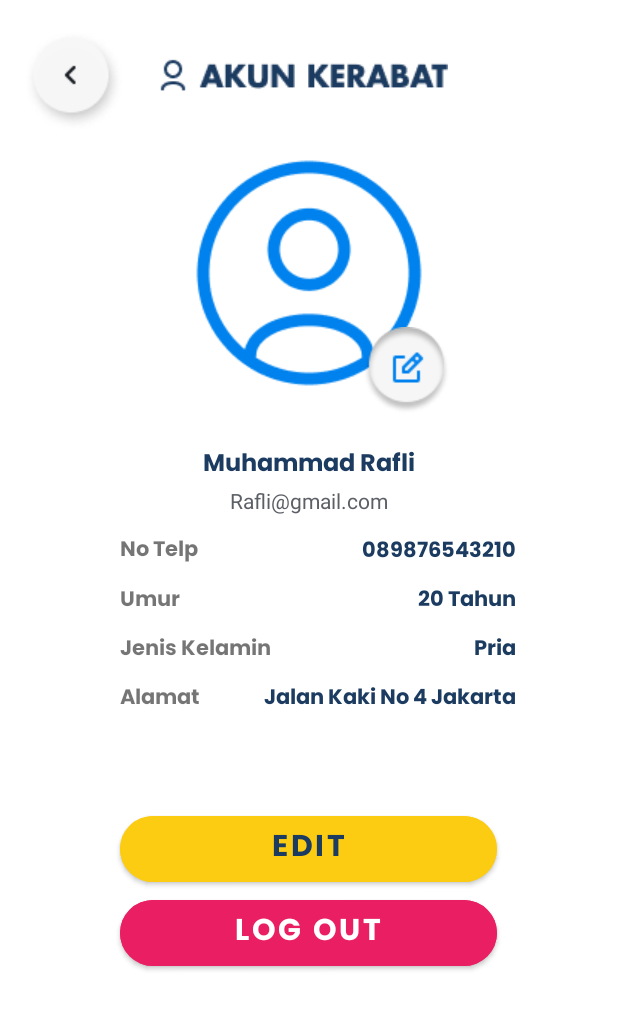
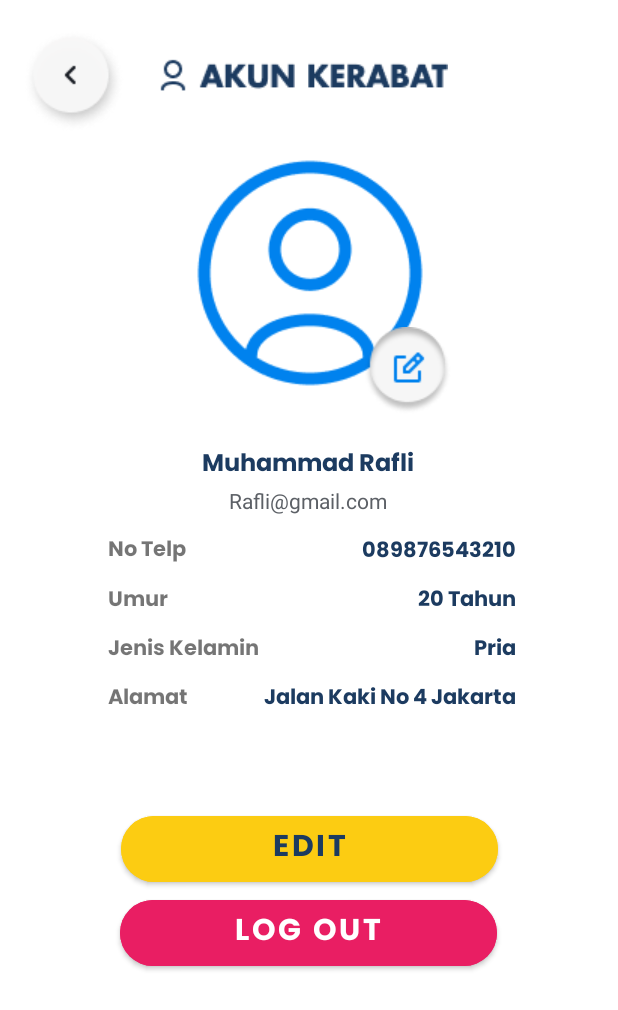
Before and after one commit to MRafliS71/Kelompok-3_Mobile-Application-New-, an Android app: the AccountPageKerabatActivity screen opened directly, with no data from a screen before it, on a phone screen of 412 x 824 dp. Shown: the top 1010 px of the screen. Run offline under Robolectric (Android 15) with nearby library versions, the phone set to English and light mode, and no system bars.

```diff
--- a/KerabatApplication/app/build.gradle
+++ b/KerabatApplication/app/build.gradle
@@ -1,5 +1,7 @@
 plugins {
     id 'com.android.application'
+    id 'com.google.gms.google-services'
+
 }
 
 android {
@@ -28,7 +30,9 @@ android {
 }
 
 dependencies {
-
+    implementation platform('com.google.firebase:firebase-bom:31.1.0')
+    implementation 'com.google.firebase:firebase-messaging'
+    implementation 'com.google.firebase:firebase-analytics'
     implementation 'androidx.appcompat:appcompat:1.5.1'
     implementation 'com.google.android.material:material:1.7.0'
     implementation 'androidx.constraintlayout:constraintlayout:2.1.4'
--- a/KerabatApplication/app/src/main/res/layout/activity_accountpage_kerabat.xml
+++ b/KerabatApplication/app/src/main/res/layout/activity_accountpage_kerabat.xml
@@ -43,6 +43,7 @@
                 android:layout_height="wrap_content"
                 android:src="@drawable/user"
                 app:layout_constraintEnd_toEndOf="parent"
+                app:layout_constraintHorizontal_bias="0.502"
                 app:layout_constraintStart_toStartOf="parent"
                 app:layout_constraintTop_toBottomOf="@id/back_buttonAccount" />
 
@@ -66,9 +67,10 @@
                 android:textSize="16sp"
                 app:layout_constraintBottom_toTopOf="@+id/emailAccount"
                 app:layout_constraintEnd_toEndOf="parent"
-                app:layout_constraintHorizontal_bias="0.5"
+                app:layout_constraintHorizontal_bias="0.498"
                 app:layout_constraintStart_toStartOf="parent"
-                app:layout_constraintTop_toBottomOf="@id/ppAccount" />
+                app:layout_constraintTop_toBottomOf="@id/ppAccount"
+                app:layout_constraintVertical_bias="1.0" />
 
             <TextView
                 android:id="@+id/emailAccount"
@@ -79,14 +81,14 @@
                 android:textColor="#5C6066"
                 app:layout_constraintBottom_toTopOf="@+id/noTlpAccount"
                 app:layout_constraintEnd_toEndOf="parent"
-                app:layout_constraintHorizontal_bias="0.5"
+                app:layout_constraintHorizontal_bias="0.498"
                 app:layout_constraintStart_toStartOf="parent" />
 
             <TextView
                 android:id="@+id/tvNoTelp"
                 android:layout_width="wrap_content"
                 android:layout_height="wrap_content"
-                android:layout_marginStart="80dp"
+                android:layout_marginStart="72dp"
                 android:fontFamily="@font/poppins_bold"
                 android:text="No Telp"
                 app:layout_constraintBottom_toTopOf="@+id/tvUmur"
@@ -98,7 +100,7 @@
                 android:id="@+id/tvUmur"
                 android:layout_width="wrap_content"
                 android:layout_height="wrap_content"
-                android:layout_marginStart="80dp"
+                android:layout_marginStart="72dp"
                 android:layout_marginBottom="8dp"
                 android:fontFamily="@font/poppins_bold"
                 android:text="Umur"
@@ -109,7 +111,7 @@
                 android:id="@+id/tvGender"
                 android:layout_width="wrap_content"
                 android:layout_height="wrap_content"
-                android:layout_marginStart="80dp"
+                android:layout_marginStart="72dp"
                 android:layout_marginBottom="8dp"
                 android:fontFamily="@font/poppins_bold"
                 android:text="Jenis Kelamin"
@@ -120,7 +122,7 @@
                 android:id="@+id/tvAddres"
                 android:layout_width="wrap_content"
                 android:layout_height="wrap_content"
-                android:layout_marginStart="80dp"
+                android:layout_marginStart="72dp"
                 android:layout_marginBottom="60dp"
                 android:fontFamily="@font/poppins_bold"
                 android:text="Alamat"
@@ -187,7 +189,6 @@
                 app:cornerRadius="25dp"
                 app:layout_constraintBottom_toTopOf="@+id/logout_Button"
                 app:layout_constraintEnd_toEndOf="parent"
-                app:layout_constraintHorizontal_bias="0.497"
                 app:layout_constraintStart_toStartOf="parent" />
 
             <Button
--- a/KerabatApplication/app/src/main/res/layout/patient_row.xml
+++ b/KerabatApplication/app/src/main/res/layout/patient_row.xml
@@ -1,4 +1,5 @@
 <?xml version="1.0" encoding="utf-8"?>
+
 <androidx.cardview.widget.CardView
     xmlns:android="http://schemas.android.com/apk/res/android"
     xmlns:app="http://schemas.android.com/apk/res-auto"
--- a/PasienApplication/app/build.gradle
+++ b/PasienApplication/app/build.gradle
@@ -1,5 +1,6 @@
 plugins {
     id 'com.android.application'
+    id 'com.google.gms.google-services'
 }
 
 android {
@@ -35,7 +36,9 @@ android {
 }
 
 dependencies {
-
+    implementation platform('com.google.firebase:firebase-bom:31.1.0')
+    implementation 'com.google.firebase:firebase-messaging'
+    implementation 'com.google.firebase:firebase-analytics'
     implementation 'androidx.appcompat:appcompat:1.5.1'
     implementation 'com.google.android.material:material:1.7.0'
     implementation 'androidx.constraintlayout:constraintlayout:2.1.4'
--- a/PasienApplication/app/src/main/res/layout/activity_tambah_pesan_pop_up.xml
+++ b/PasienApplication/app/src/main/res/layout/activity_tambah_pesan_pop_up.xml
@@ -59,7 +59,7 @@
         android:id="@+id/batal_button"
         android:layout_width="140dp"
         android:layout_height="50dp"
-        android:layout_marginEnd="20dp"
+        android:layout_marginEnd="12dp"
         android:backgroundTint="#FF0000"
         android:fontFamily="@font/poppins_bold"
         android:text="BATAL"
@@ -68,6 +68,6 @@
         app:layout_constraintBottom_toBottomOf="@+id/textView26"
         app:layout_constraintEnd_toEndOf="@+id/textView26"
         app:layout_constraintTop_toTopOf="@+id/textView26"
-        app:layout_constraintVertical_bias="0.926" />
+        app:layout_constraintVertical_bias="0.925" />
 
 </androidx.constraintlayout.widget.ConstraintLayout>
```
Also changed, not shown: KerabatApplication/app/src/main/java/com/kelompok3/fallhuge/SplashScreen.java (+26 -0 lines), KerabatApplication/build.gradle (+13 -0 lines), PasienApplication/app/src/main/java/com/kelompok3/fallhuge/SplashScreen.java (+27 -0 lines), PasienApplication/build.gradle (+21 -4 lines), PasienApplication/settings.gradle (+0 -17 lines), PasienApplication/gradle/wrapper/gradle-wrapper.properties, 2 other files.
